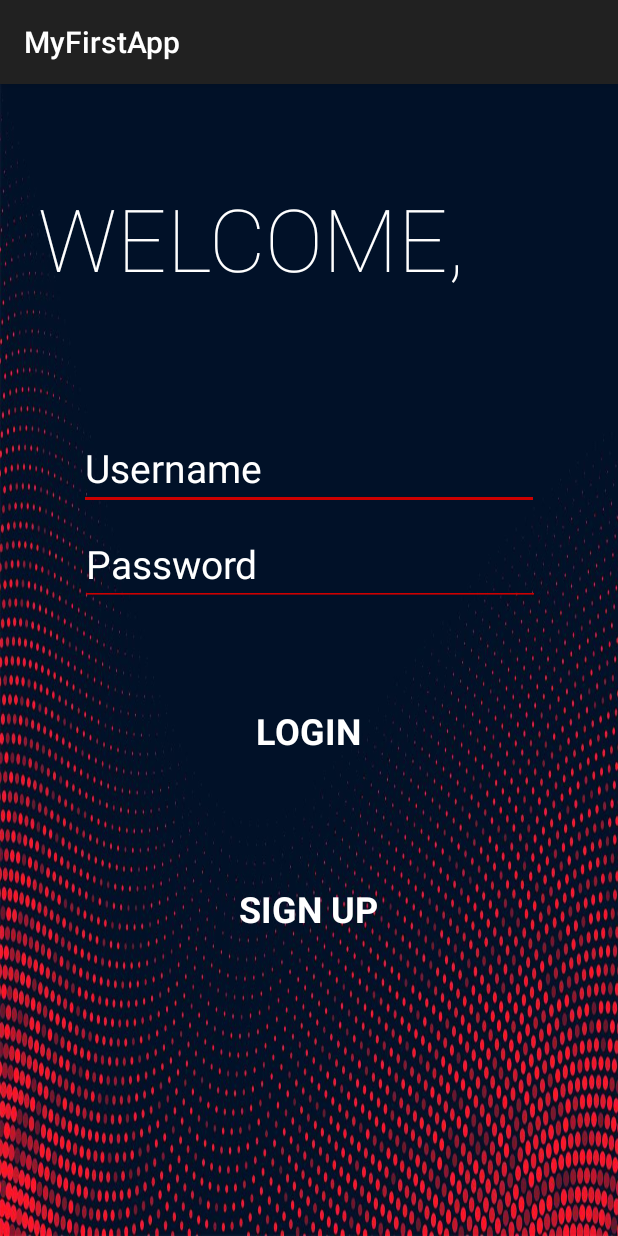
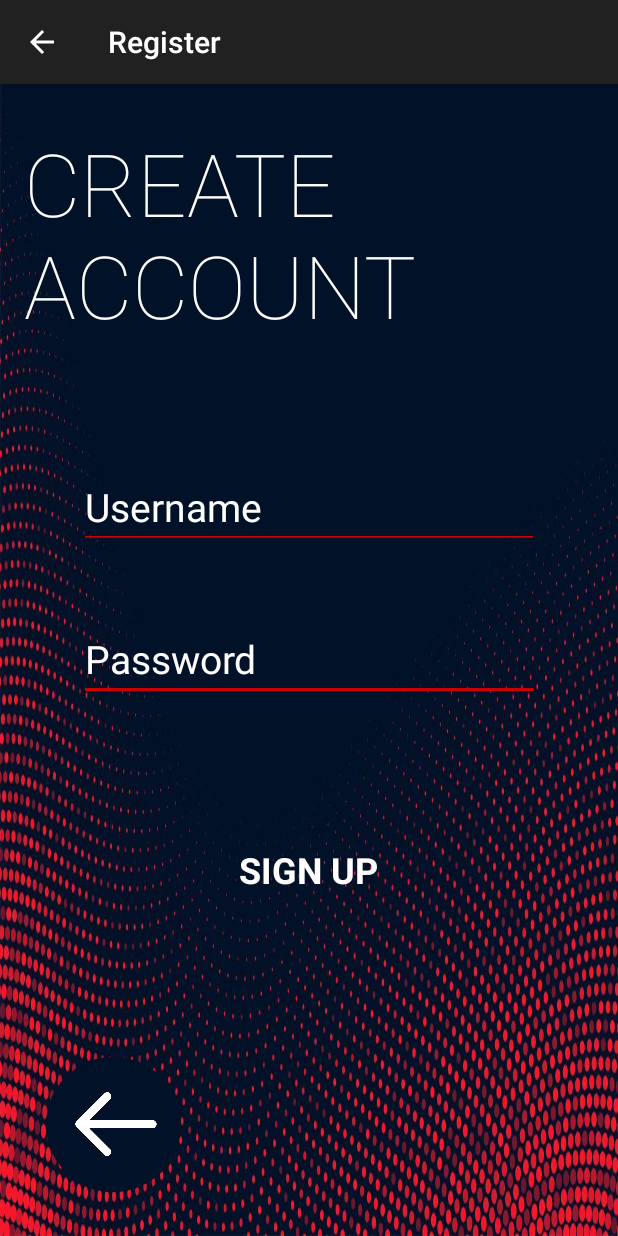
Before and after one commit to liamsett75/CS4518, an Android app: the screen it shows after launch (MainActivity before the commit, RegisterActivity after it), after a tap on "SIGN UP", on a phone screen of 412 x 824 dp. Run offline under Robolectric (Android 15) with nearby library versions, the phone set to English and light mode, and no system bars; 1 statement that could not run was skipped.

Commit message:
Implemented some newer button features. Attempted to get registering to work. UI looks nice and activity transitions should be smooth enough if the buttons aren't clicked too quickly.

```diff
--- a/app/src/main/java/com/example/myfirstapp/DataBase.java
+++ b/app/src/main/java/com/example/myfirstapp/DataBase.java
@@ -1,12 +1,20 @@
 package com.example.myfirstapp;
 
+import android.content.ContentValues;
 import android.content.Context;
 import android.database.sqlite.SQLiteDatabase;
 import android.database.sqlite.SQLiteOpenHelper;
+import android.util.Log;
+import android.widget.EditText;
 
 import androidx.annotation.Nullable;
 
+import static android.content.ContentValues.TAG;
+
 public class DataBase extends SQLiteOpenHelper {
+    EditText registerUsernameText;
+    EditText registerPwdText;
+
     public static final String DATABASE_NAME = "client.db";
     public static final String TABLE_NAME = "client_table";
     public static final String COL_1 = "FIRSTNAME";
@@ -23,8 +31,25 @@ public class DataBase extends SQLiteOpenHelper {
     @Override
     public void onCreate(SQLiteDatabase db) {
         db.execSQL("CREATE TABLE " + TABLE_NAME +" (ID INTEGER PRIMARY KEY AUTOINCREMENT, FIRSTNAME TEXT, LASTNAME TEXT, USERNAME TEXT, PASSWORD TEXT, BALANCE INT)");
+        db.execSQL("SELECT * FROM TABLE_NAME");
     }
 
+    public void addUser(String username, String password){
+        username = registerUsernameText.getText().toString();
+        password = registerPwdText.getText().toString();
+
+        User newUser = new User(username, password, true, 0);
+        SQLiteDatabase db = this.getWritableDatabase();
+        ContentValues contentValues = new ContentValues();
+        contentValues.put(COL_3, newUser.getGuestUser());
+        contentValues.put(COL_4, newUser.getGuestPass());
+        contentValues.put(COL_5, newUser.getBalance());
+        Log.d(TAG, "addUser: Adding " + newUser.getGuestUser() + "as a new user.");
+
+        db.insert(TABLE_NAME, null, contentValues);
+
+
+    }
     @Override
     public void onUpgrade(SQLiteDatabase db, int oldVersion, int newVersion) {
         db.execSQL("DROP TABLE IF EXISTS "+TABLE_NAME);
--- a/app/src/main/java/com/example/myfirstapp/MainActivity.java
+++ b/app/src/main/java/com/example/myfirstapp/MainActivity.java
@@ -2,8 +2,10 @@ package com.example.myfirstapp;
 
 import androidx.appcompat.app.AppCompatActivity;
 
+import android.content.ContentValues;
 import android.content.Intent;
 import android.content.SharedPreferences;
+import android.database.sqlite.SQLiteDatabase;
 import android.net.Uri;
 import android.os.Bundle;
 import android.os.UserHandle;
@@ -23,15 +25,33 @@ import org.w3c.dom.Text;
 
 import java.util.ArrayList;
 
+import static android.content.ContentValues.TAG;
+import static com.example.myfirstapp.DataBase.COL_3;
+import static com.example.myfirstapp.DataBase.COL_4;
+import static com.example.myfirstapp.DataBase.COL_5;
+import static com.example.myfirstapp.DataBase.TABLE_NAME;
+
 public class MainActivity extends AppCompatActivity {
     private ImageView login_background;
-    DataBase myDb;
+    public DataBase myDb;
 
+    public EditText usernameText;
+    public EditText passwordText;
+
+    private ArrayList<User> userList = new ArrayList<User>();
+    private User user1 = new User("lsetterlund", "1234", false, 0); //Can handle this in a database later on...
+
+    public EditText registerUsernameText;
+    public EditText registerPwdText;
     private SharedPreferences mPreferences;
     private String sharedPrefFile =
             "com.example.android.hellosharedprefs";
 
     private static final String LOG_TAG = MainActivity.class.getSimpleName();
+
+    public DataBase getMyDb() {
+        return myDb;
+    }
 
     @Override
     protected void onCreate(Bundle savedInstanceState) {
@@ -46,11 +66,20 @@ public class MainActivity extends AppCompatActivity {
 
     }
 
-    public EditText usernameText;
-    public EditText passwordText;
+    public void addUser(View view) {
+        String username = registerUsernameText.getText().toString();
+        String password = registerPwdText.getText().toString();
+        User newUser = new User(username, password, true, 0);
+        SQLiteDatabase db = getMyDb().getWritableDatabase();
+        ContentValues contentValues = new ContentValues();
+        contentValues.put(COL_3, newUser.getGuestUser());
+        contentValues.put(COL_4, newUser.getGuestPass());
+        contentValues.put(COL_5, newUser.getBalance());
+        Log.d(TAG, "addUser: Adding " + newUser.getGuestUser() + "as a new user.");
 
-    private ArrayList<User> userList = new ArrayList<User>();
-    private User user1 = new User("lsetterlund", "1234", false, 0); //Can handle this in a database later on...
+        db.insert(TABLE_NAME, null, contentValues);
+    }
+
 
     public void openLogin(View view) {
         setContentView(R.layout.activity_second);
@@ -76,14 +105,12 @@ public class MainActivity extends AppCompatActivity {
         }
     }
 
-    public void openWebsite(View view) {
-        // Get the URL text.
-        String url = "https://accounts.google.com/signup/v2/webcreateaccount?service=mail&continue=https%3A%2F%2Fmail.google.com%2Fmail%2F&ltmpl=default&gmb=exp&biz=false&flowName=GlifWebSignIn&flowEntry=SignUp";
-        // Parse the URI and create the intent.
-        Uri webpage = Uri.parse(url);
-        Intent intent = new Intent(Intent.ACTION_VIEW, webpage);
+    public void registerEnter(View view) {
+        setContentView(R.layout.activity_register);
+        Log.d(LOG_TAG, "Button clicked!");
+        Intent intent = new Intent(this, RegisterActivity.class);
+        startActivity(intent);
 
-        // Find an activity to hand the intent and start that activity.
         if (intent.resolveActivity(getPackageManager()) != null) {
             startActivity(intent);
         } else {
@@ -91,4 +118,19 @@ public class MainActivity extends AppCompatActivity {
         }
     }
 
+//    public void openWebsite(View view) {
+//        // Get the URL text.
+//        String url = "https://accounts.google.com/signup/v2/webcreateaccount?service=mail&continue=https%3A%2F%2Fmail.google.com%2Fmail%2F&ltmpl=default&gmb=exp&biz=false&flowName=GlifWebSignIn&flowEntry=SignUp";
+//        // Parse the URI and create the intent.
+//        Uri webpage = Uri.parse(url);
+//        Intent intent = new Intent(Intent.ACTION_VIEW, webpage);
+//
+//        // Find an activity to hand the intent and start that activity.
+//        if (intent.resolveActivity(getPackageManager()) != null) {
+//            startActivity(intent);
+//        } else {
+//            Log.d("ImplicitIntents", "Can't handle this intent!");
+//        }
+//    }
+
 }
--- /dev/null
+++ b/app/src/main/java/com/example/myfirstapp/RegisterActivity.java
@@ -0,0 +1,67 @@
+package com.example.myfirstapp;
+
+import android.content.ContentValues;
+import android.database.sqlite.SQLiteDatabase;
+import android.os.Bundle;
+import android.util.Log;
+import android.view.View;
+import android.widget.EditText;
+
+import androidx.appcompat.app.AppCompatActivity;
+
+import static android.content.ContentValues.TAG;
+import static com.example.myfirstapp.DataBase.COL_3;
+import static com.example.myfirstapp.DataBase.COL_4;
+import static com.example.myfirstapp.DataBase.COL_5;
+import static com.example.myfirstapp.DataBase.TABLE_NAME;
+
+public class RegisterActivity extends AppCompatActivity {
+    public EditText registerUsernameText;
+    public EditText registerPwdText;
+    MainActivity mainActivity;
+
+    @Override
+    protected void onCreate(Bundle savedInstanceState) {
+
+        super.onCreate(savedInstanceState);
+        setContentView(R.layout.activity_register);
+
+        registerUsernameText = (EditText)findViewById(R.id.usernameText);
+        registerPwdText = (EditText)findViewById(R.id.passwordText);
+    }
+
+//    public void addUser(String username, String password) {
+//        username = mainActivity.registerUsernameText.getText().toString();
+//        password = mainActivity.registerPwdText.getText().toString();
+//
+//        User newUser = new User(username, password, true, 0);
+//        SQLiteDatabase db = mainActivity.getMyDb().getWritableDatabase();
+//        ContentValues contentValues = new ContentValues();
+//        contentValues.put(COL_3, newUser.getGuestUser());
+//        contentValues.put(COL_4, newUser.getGuestPass());
+//        contentValues.put(COL_5, newUser.getBalance());
+//        Log.d(TAG, "addUser: Adding " + newUser.getGuestUser() + "as a new user.");
+//
+//        db.insert(TABLE_NAME, null, contentValues);
+//    }
+
+    public void backToMain(View view) {
+
+        setContentView(R.layout.activity_main);
+
+
+    }
+
+    public void addUser(View view) {
+
+        User newUser = new User(registerUsernameText.getText().toString(),registerPwdText.getText().toString(), true, 0);
+        SQLiteDatabase db = mainActivity.getMyDb().getWritableDatabase();
+        ContentValues contentValues = new ContentValues();
+        contentValues.put(COL_3, newUser.getGuestUser());
+        contentValues.put(COL_4, newUser.getGuestPass());
+        contentValues.put(COL_5, newUser.getBalance());
+        Log.d(TAG, "addUser: Adding " + newUser.getGuestUser() + "as a new user.");
+
+        db.insert(TABLE_NAME, null, contentValues);
+    }
+}
--- a/app/src/main/java/com/example/myfirstapp/SecondActivity.java
+++ b/app/src/main/java/com/example/myfirstapp/SecondActivity.java
@@ -12,25 +12,23 @@ import java.util.ArrayList;
 
 public class SecondActivity extends AppCompatActivity {
 
-    public EditText usernameText;
-    public EditText passwordText;
-
     private ArrayList<User> userList = new ArrayList<User>();
     private User user1 = new User("lsetterlund", "1234", false, 0); //Can handle this in a database later on...
 
     @Override
     protected void onCreate(Bundle savedInstanceState) {
+
         super.onCreate(savedInstanceState);
         setContentView(R.layout.activity_second);
         userList.add(user1);
 
-        usernameText = (EditText)findViewById(R.id.usernameText);
-        passwordText = (EditText)findViewById(R.id.passwordText);
     }
-
+//
 //    public void backToMain(View view){
 //
 //        setContentView(R.layout.activity_main);
 //
 //    }
+
+
 }
--- /dev/null
+++ b/app/src/main/res/drawable/circle.xml
@@ -0,0 +1,9 @@
+<?xml version="1.0" encoding="utf-8"?>
+<selector xmlns:android="http://schemas.android.com/apk/res/android">
+    <item>
+        <shape android:shape="oval">
+            <solid android:color="@color/darkBlueTheme" />
+            <size android:width="30dp" android:height="30dp" />
+        </shape>
+    </item>
+</selector>
--- a/app/src/main/res/layout/activity_main.xml
+++ b/app/src/main/res/layout/activity_main.xml
@@ -94,7 +94,7 @@
 
         android:layout_weight="1"
         android:background="@android:color/transparent"
-        android:onClick="openWebsite"
+        android:onClick="registerEnter"
 
         android:text="@string/signup"
 
@@ -109,7 +109,7 @@
         app:layout_constraintHorizontal_bias="0.497"
         app:layout_constraintStart_toStartOf="parent"
         app:layout_constraintTop_toTopOf="parent"
-        app:layout_constraintVertical_bias="0.738"
+        app:layout_constraintVertical_bias="0.771"
         app:rippleColor="#33AAAAAA"
         app:strokeColor="@android:color/holo_red_dark"
         app:strokeWidth="4dp" />
@@ -135,7 +135,7 @@
         app:layout_constraintHorizontal_bias="0.496"
         app:layout_constraintStart_toStartOf="parent"
         app:layout_constraintTop_toTopOf="parent"
-        app:layout_constraintVertical_bias="0.567"
+        app:layout_constraintVertical_bias="0.618"
         app:rippleColor="#33AAAAAA"
         app:strokeColor="@android:color/holo_red_dark"
         app:strokeWidth="4dp" />
--- /dev/null
+++ b/app/src/main/res/layout/activity_register.xml
@@ -0,0 +1,134 @@
+<?xml version="1.0" encoding="utf-8"?>
+<LinearLayout xmlns:android="http://schemas.android.com/apk/res/android"
+    xmlns:app="http://schemas.android.com/apk/res-auto"
+    xmlns:tools="http://schemas.android.com/tools"
+    android:orientation="vertical" android:layout_width="match_parent"
+    android:layout_height="match_parent">
+
+    <androidx.constraintlayout.widget.ConstraintLayout
+        android:layout_width="match_parent"
+        android:layout_height="match_parent">
+
+        <ImageView
+            android:id="@+id/login_background3"
+            android:layout_width="match_parent"
+            android:layout_height="0dp"
+            android:background="@drawable/dark_gradient"
+            android:scaleType="center"
+            app:layout_constraintBottom_toBottomOf="parent"
+            app:layout_constraintEnd_toEndOf="parent"
+            app:layout_constraintHorizontal_bias="0.0"
+            app:layout_constraintStart_toStartOf="parent"
+            app:layout_constraintTop_toTopOf="parent"
+            app:layout_constraintVertical_bias="0.0" />
+
+        <TextView
+            android:id="@+id/textView"
+            android:layout_width="276dp"
+            android:layout_height="141dp"
+            android:alpha="1"
+            android:text="@string/signupLabel"
+            android:textAppearance="@style/TextAppearance.AppCompat.Display3"
+            android:textColor="@android:color/white"
+            android:textSize="58sp"
+            app:fontFamily="sans-serif-thin"
+            app:layout_constraintBottom_toBottomOf="parent"
+            app:layout_constraintEnd_toEndOf="parent"
+            app:layout_constraintHorizontal_bias="0.118"
+            app:layout_constraintStart_toStartOf="parent"
+            app:layout_constraintTop_toTopOf="parent"
+            app:layout_constraintVertical_bias="0.044" />
+
+        <com.google.android.material.button.MaterialButton
+            android:id="@+id/add_user_button"
+            style="@style/Widget.AppCompat.Button.Borderless"
+            android:layout_width="200dp"
+            android:layout_height="69dp"
+
+            android:layout_weight="1"
+            android:background="@android:color/transparent"
+            android:onClick="addUser"
+
+            android:text="@string/signup"
+
+            android:textAppearance="@style/TextAppearance.AppCompat.Medium"
+            android:textColor="@android:color/white"
+            android:textSize="24sp"
+            android:textStyle="bold"
+            app:backgroundTint="@android:color/transparent"
+            app:cornerRadius="100dp"
+            app:layout_constraintBottom_toBottomOf="parent"
+            app:layout_constraintEnd_toEndOf="parent"
+            app:layout_constraintHorizontal_bias="0.497"
+            app:layout_constraintStart_toStartOf="parent"
+            app:layout_constraintTop_toTopOf="parent"
+            app:layout_constraintVertical_bias="0.7"
+            app:rippleColor="#33AAAAAA"
+            app:strokeColor="@android:color/holo_red_dark"
+            app:strokeWidth="4dp" />
+
+        <EditText
+            android:id="@+id/registerPwdText"
+            android:layout_width="wrap_content"
+            android:layout_height="wrap_content"
+            android:layout_centerHorizontal="true"
+            android:layout_centerVertical="true"
+            android:backgroundTint="@android:color/holo_red_dark"
+            android:ems="10"
+            android:hint="@string/password"
+            android:inputType="textPassword"
+            android:textColor="@android:color/white"
+            android:textColorHighlight="@android:color/holo_red_dark"
+            android:textColorHint="@android:color/white"
+            android:textColorLink="@android:color/holo_red_dark"
+            android:textCursorDrawable="@android:color/holo_red_dark"
+            android:textSize="26sp"
+            app:layout_constraintBottom_toBottomOf="parent"
+            app:layout_constraintEnd_toEndOf="parent"
+            app:layout_constraintStart_toStartOf="parent"
+            app:layout_constraintTop_toTopOf="@+id/login_background3"
+            app:layout_constraintVertical_bias="0.499" />
+
+        <EditText
+            android:id="@+id/registerUserText"
+            android:layout_width="wrap_content"
+            android:layout_height="wrap_content"
+            android:layout_centerHorizontal="true"
+            android:layout_centerVertical="true"
+            android:backgroundTint="@android:color/holo_red_dark"
+            android:ems="10"
+            android:hint="@string/username"
+            android:importantForAutofill="no"
+            android:inputType="text"
+            android:textColor="@android:color/white"
+            android:textColorHighlight="@android:color/holo_red_dark"
+            android:textColorHint="@android:color/white"
+            android:textColorLink="@android:color/holo_red_dark"
+            android:textCursorDrawable="@android:color/holo_red_dark"
+            android:textSize="26sp"
+            app:layout_constraintBottom_toBottomOf="parent"
+            app:layout_constraintEnd_toEndOf="parent"
+            app:layout_constraintStart_toStartOf="parent"
+            app:layout_constraintTop_toTopOf="@+id/login_background3"
+            app:layout_constraintVertical_bias="0.357" />
+
+        <ImageButton
+            android:id="@+id/back_button"
+            android:layout_width="90dp"
+            android:layout_height="90dp"
+            android:adjustViewBounds="false"
+            android:background="@drawable/circle"
+            android:onClick="backToMain"
+            android:scaleType="fitCenter"
+            app:layout_constraintBottom_toBottomOf="parent"
+            app:layout_constraintEnd_toEndOf="parent"
+            app:layout_constraintHorizontal_bias="0.096"
+            app:layout_constraintStart_toStartOf="parent"
+            app:layout_constraintTop_toTopOf="parent"
+            app:layout_constraintVertical_bias="0.957"
+            app:srcCompat="@drawable/white_back_arrow"
+            app:strokeWidth="4dp" />
+
+    </androidx.constraintlayout.widget.ConstraintLayout>
+
+</LinearLayout>
--- a/app/src/main/res/layout/activity_second.xml
+++ b/app/src/main/res/layout/activity_second.xml
@@ -23,7 +23,7 @@
             app:layout_constraintHorizontal_bias="0.0"
             app:layout_constraintStart_toStartOf="parent"
             app:layout_constraintTop_toTopOf="parent"
-            app:layout_constraintVertical_bias="0.0" />
+            app:layout_constraintVertical_bias="1.0" />
 
 
     </androidx.constraintlayout.widget.ConstraintLayout>
--- a/app/src/main/res/values/colors.xml
+++ b/app/src/main/res/values/colors.xml
@@ -3,4 +3,5 @@
     <color name="colorPrimary">#84FFFF</color>
     <color name="colorPrimaryDark">#00574B</color>
     <color name="colorAccent">#D81B60</color>
+    <color name="darkBlueTheme" >#011128</color>
 </resources>
--- a/app/src/main/res/values/strings.xml
+++ b/app/src/main/res/values/strings.xml
@@ -1,11 +1,11 @@
 <resources>
-    <string name="app_name">MyFirstApp</string>
+    <string name="app_name">Money Buddy</string>
     <string name="button_label_login">LOGIN</string>
     <string name="login_message">Login successful!</string>
     <string name="username">Username</string>
     <string name="password">Password</string>
-    <string name="back">Back</string>
     <string name="enter_button">Enter</string>
     <string name="welcome">WELCOME,</string>
     <string name="signup">SIGN UP</string>
+    <string name="signupLabel">CREATE ACCOUNT</string>
 </resources>
```
Also changed, not shown: app/src/main/AndroidManifest.xml (+13 -2 lines), app/src/main/res/drawable/white_back_arrow.png (added).
